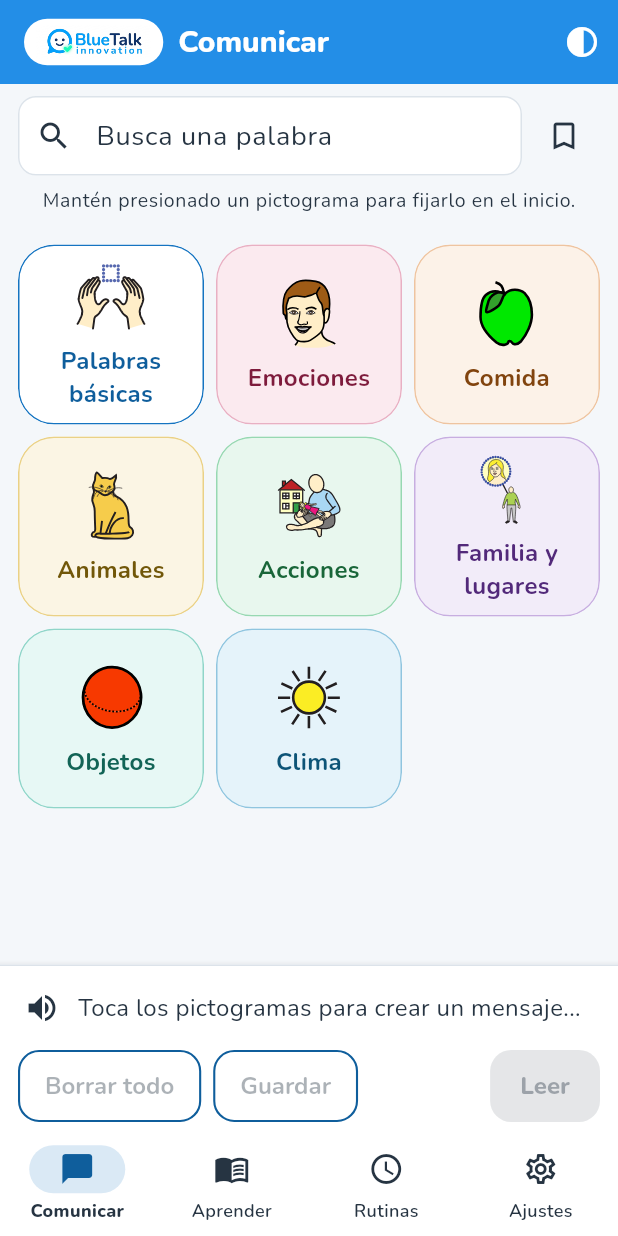
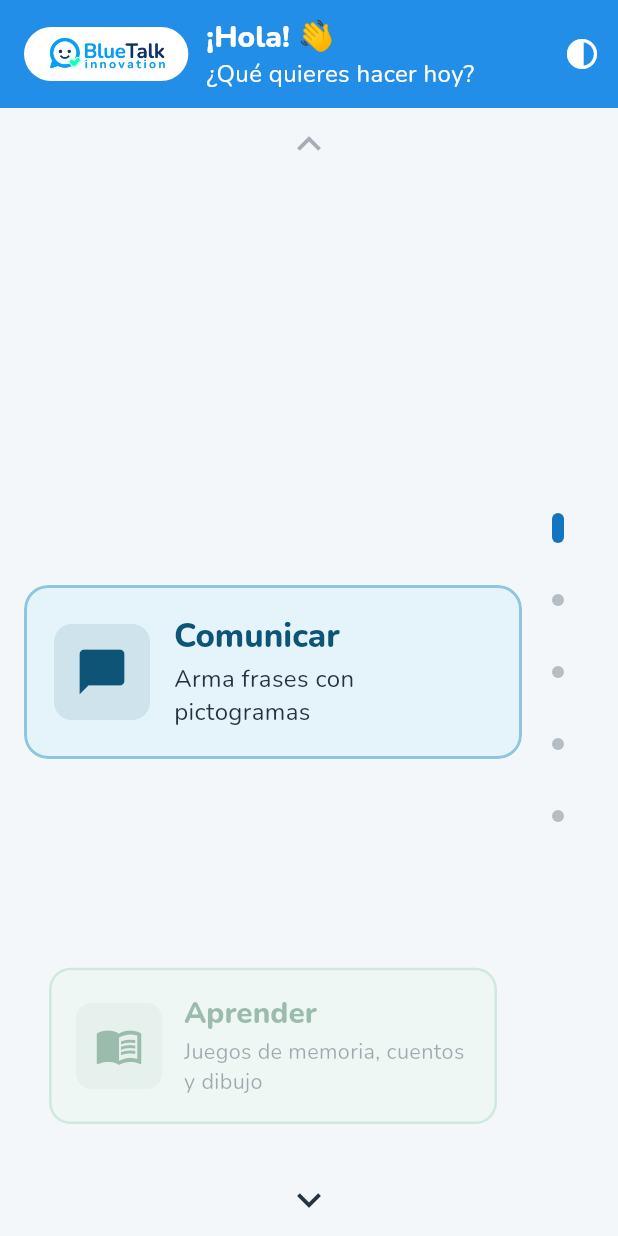
Before and after one commit to LimitCodev/BlueTalk, a Flutter app: the screen it shows after launch, after a tap on "Entrar sin apodo", on a phone screen of 412 x 824 dp. Run offline on Flutter 3.47's test engine with Material 3 defaults, Android fonts, the phone set to English and light mode, and no system bars; our stand-ins replace flutter_local_notifications, flutter_riverpod, flutter_secure_storage, flutter_svg, flutter_timezone, flutter_tts and 4 more; missing offline and left inert: cryptography; project files that could hold a hidden picture were left out.

Commit message:
FEAT: menu principal animado tras el nombre y Atras vuelve a el

```diff
--- a/lib/app/atras_shell.dart
+++ b/lib/app/atras_shell.dart
@@ -1,4 +1,4 @@
-import 'package:flutter/services.dart';
+import 'package:flutter/widgets.dart';
 import 'package:flutter_riverpod/flutter_riverpod.dart';
 import 'package:go_router/go_router.dart';
 
@@ -6,17 +6,22 @@ import '../features/comunicador/comunicador_controller.dart';
 import '../features/juegos/juegos_controller.dart';
 import '../features/rutinas/rutinas_controller.dart';
 
-/// Si el botón Atrás puede salir de la app desde Comunicar (fila 3 del
-/// plan 13 P1).
+/// Si el botón Atrás puede salir de la app desde el menú principal
+/// (plan 14 §2; antes, plan 13 P1 fila 3, desde Comunicar).
 ///
 /// `true` por defecto. El plan 12 (modo niño/kiosko) lo pondrá en `false`
 /// para que el niño no pueda salir de BlueTalk con el botón Atrás
 /// (plan 13 P1, gancho «saleConAtras»).
 final saleConAtrasProvider = Provider<bool>((ref) => true);
 
-/// Botón Atrás del shell (plan 13 P1): siempre se mueve a un sitio de la
-/// tabla del plan. El único punto de salida es el inicio de Comunicar.
-void manejarAtras(WidgetRef ref, StatefulNavigationShell shell) {
+/// Botón Atrás del shell (plan 14 §2): siempre se mueve a un sitio de la
+/// tabla del plan. Desde una sección vuelve al menú principal, que es el
+/// único punto de salida de la app.
+void manejarAtras(
+  BuildContext context,
+  WidgetRef ref,
+  StatefulNavigationShell shell,
+) {
   final index = shell.currentIndex;
   // Fila 1: dentro de un juego, el Atrás vuelve a la lista de Aprender
   // (y cierra la sesión de juego con su duración, plan 03 §6).
@@ -29,9 +34,9 @@ void manejarAtras(WidgetRef ref, StatefulNavigationShell shell) {
     ref.read(rutinasProvider.notifier).irAlInicio();
     return;
   }
-  // Fila 2: de Aprender, Rutinas o Ajustes, el Atrás va a Comunicar.
+  // De Aprender, Rutinas o Ajustes, el Atrás va al menú principal.
   if (index != 0) {
-    shell.goBranch(0);
+    context.go('/inicio');
     return;
   }
   // Una categoría o Mis mensajes son vistas internas: como el botón Volver.
@@ -40,8 +45,6 @@ void manejarAtras(WidgetRef ref, StatefulNavigationShell shell) {
     ref.read(comunicadorProvider.notifier).goHome();
     return;
   }
-  // Fila 3: en Comunicar el Atrás sale de la app… salvo en kiosko.
-  if (ref.read(saleConAtrasProvider)) {
-    SystemNavigator.pop();
-  }
+  // En el inicio de Comunicar, también al menú (plan 14 §2).
+  context.go('/inicio');
 }
--- a/lib/app/router.dart
+++ b/lib/app/router.dart
@@ -3,6 +3,7 @@ import 'package:flutter_riverpod/flutter_riverpod.dart';
 import 'package:go_router/go_router.dart';
 
 import '../core/theme/calm_mode.dart';
+import '../features/inicio/inicio_screen.dart';
 import '../features/onboarding/onboarding_screen.dart';
 import '../features/onboarding/profile_controller.dart';
 import '../features/padre/padre_screen.dart';
@@ -28,16 +29,21 @@ final routerProvider = Provider<GoRouter>((ref) {
     return MaterialPage<Object?>(child: child);
   }
 
-  // Si ya hay perfil guardado, arranca directo en el home (sin onboarding).
+  // Si ya hay perfil guardado, arranca directo en el menú (sin onboarding).
   final hasProfile = ref.read(profileProvider) != null;
 
   return GoRouter(
-    initialLocation: hasProfile ? '/home/comunicar' : '/onboarding',
+    initialLocation: hasProfile ? '/inicio' : '/onboarding',
     routes: [
       GoRoute(
         path: '/onboarding',
         pageBuilder: (context, state) =>
             page(context, state, const OnboardingScreen()),
+      ),
+      GoRoute(
+        path: '/inicio',
+        pageBuilder: (context, state) =>
+            page(context, state, const InicioScreen()),
       ),
       StatefulShellRoute.indexedStack(
         builder: (context, state, shell) => AppShell(shell: shell),
--- a/lib/app/shell.dart
+++ b/lib/app/shell.dart
@@ -11,8 +11,8 @@ import 'atras_shell.dart';
 ///
 /// Centraliza el botón Atrás (plan 13 P1): dentro de la app el Atrás
 /// siempre se mueve a un sitio de la tabla del plan, nunca se queda quieto
-/// ni mata la app donde no toca. El único punto de salida es Comunicar
-/// (con el gancho `saleConAtrasProvider` para el kiosko del plan 12).
+/// ni mata la app donde no toca. El único punto de salida es el menú
+/// principal (con el gancho `saleConAtrasProvider` del kiosko, plan 12).
 class AppShell extends ConsumerWidget {
   const AppShell({super.key, required this.shell});
 
@@ -41,10 +41,16 @@ class AppShell extends ConsumerWidget {
     return PopScope(
       canPop: false,
       onPopInvokedWithResult: (didPop, result) {
-        if (!didPop) manejarAtras(ref, shell);
+        if (!didPop) manejarAtras(context, ref, shell);
       },
       child: Scaffold(
         appBar: AppBar(
+          // Vuelve al menú principal (plan 14A §A3).
+          leading: IconButton(
+            icon: const Icon(Icons.home_outlined),
+            tooltip: 'Inicio',
+            onPressed: () => context.go('/inicio'),
+          ),
           title: Row(
             mainAxisSize: MainAxisSize.min,
             children: [
--- /dev/null
+++ b/lib/features/inicio/inicio_lista.dart
@@ -0,0 +1,28 @@
+import 'package:flutter/material.dart';
+import 'package:go_router/go_router.dart';
+
+import 'menu_opciones.dart';
+import 'menu_tarjeta.dart';
+
+/// Menú como lista simple: con TalkBack (plan 14A §A2) cada botón se
+/// recorre en orden sin carrusel.
+class InicioLista extends StatelessWidget {
+  const InicioLista({super.key});
+
+  @override
+  Widget build(BuildContext context) {
+    return ListView(
+      padding: const EdgeInsets.all(16),
+      children: [
+        for (final opcion in MenuOpcion.values)
+          Padding(
+            padding: const EdgeInsets.only(bottom: 12),
+            child: MenuTarjeta(
+              opcion: opcion,
+              onTap: () => context.go(opcion.ruta),
+            ),
+          ),
+      ],
+    );
+  }
+}
--- /dev/null
+++ b/lib/features/inicio/inicio_screen.dart
@@ -0,0 +1,85 @@
+import 'package:flutter/material.dart';
+import 'package:flutter/services.dart';
+import 'package:flutter_riverpod/flutter_riverpod.dart';
+
+import '../../app/atras_shell.dart';
+import '../../core/theme/app_colors.dart';
+import '../../core/theme/calm_mode.dart';
+import '../../core/widgets/logo_bluetalk.dart';
+import '../onboarding/profile_controller.dart';
+import 'inicio_lista.dart';
+import 'menu_carrusel.dart';
+
+/// Menú principal tras el nombre (plan 14A), como `/menu` de la web:
+/// saludo y botones grandes que llevan a cada sección.
+class InicioScreen extends ConsumerWidget {
+  const InicioScreen({super.key});
+
+  @override
+  Widget build(BuildContext context, WidgetRef ref) {
+    final apodo = ref.watch(profileProvider)?.nickname.trim() ?? '';
+    final calm = ref.watch(calmModeProvider);
+    final texto = Theme.of(context).textTheme;
+    return PopScope(
+      canPop: false,
+      // El menú es el único punto de salida de la app (plan 14 §2),
+      // salvo con el kiosko del plan 12.
+      onPopInvokedWithResult: (didPop, _) {
+        if (!didPop && ref.read(saleConAtrasProvider)) {
+          SystemNavigator.pop();
+        }
+      },
+      child: Scaffold(
+        // Sin campos de texto: el teclado no debe encoger el carrusel.
+        resizeToAvoidBottomInset: false,
+        appBar: AppBar(
+          toolbarHeight: 72,
+          title: Row(
+            children: [
+              const LogoBluetalkWordmark(height: 28, pill: true),
+              const SizedBox(width: 12),
+              Expanded(
+                child: Column(
+                  crossAxisAlignment: CrossAxisAlignment.start,
+                  children: [
+                    Text(
+                      apodo.isEmpty ? '¡Hola! 👋' : '¡Hola, $apodo! 👋',
+                      maxLines: 1,
+                      overflow: TextOverflow.ellipsis,
+                    ),
+                    Text(
+                      '¿Qué quieres hacer hoy?',
+                      style: texto.bodyMedium?.copyWith(
+                        color: context.colores.onHeader,
+                      ),
+                    ),
+                  ],
+                ),
+              ),
+            ],
+          ),
+          actions: [
+            IconButton(
+              icon: const Icon(Icons.contrast),
+              tooltip: 'Modo calma',
+              onPressed: () => ref.read(calmModeProvider.notifier).set(!calm),
+            ),
+          ],
+        ),
+        body: SafeArea(
+          child: Center(
+            child: ConstrainedBox(
+              constraints: const BoxConstraints(maxWidth: 480),
+              child: MediaQuery.accessibleNavigationOf(context)
+                  ? const InicioLista()
+                  : const Padding(
+                      padding: EdgeInsets.symmetric(horizontal: 16),
+                      child: MenuCarrusel(),
+                    ),
+            ),
+          ),
+        ),
+      ),
+    );
+  }
+}
--- /dev/null
+++ b/lib/features/inicio/menu_carrusel.dart
@@ -0,0 +1,93 @@
+import 'package:flutter/material.dart';
+import 'package:flutter_riverpod/flutter_riverpod.dart';
+import 'package:go_router/go_router.dart';
+
+import 'menu_centrado.dart';
+import 'menu_entrada.dart';
+import 'menu_indicadores.dart';
+import 'menu_opciones.dart';
+import 'menu_tarjeta.dart';
+
+/// Carrusel vertical del menú (plan 14A §A2): la tarjeta del centro a
+/// tamaño completo y las vecinas más pequeñas y tenues, siguiendo al dedo.
+class MenuCarrusel extends ConsumerStatefulWidget {
+  const MenuCarrusel({super.key});
+
+  @override
+  ConsumerState<MenuCarrusel> createState() => _MenuCarruselState();
+}
+
+class _MenuCarruselState extends ConsumerState<MenuCarrusel> {
+  final _pagina = PageController(viewportFraction: 0.38);
+
+  @override
+  void dispose() {
+    _pagina.dispose();
+    super.dispose();
+  }
+
+  void _moverA(int indice) {
+    if (!_pagina.hasClients) return;
+    if (MediaQuery.disableAnimationsOf(context)) {
+      _pagina.jumpToPage(indice);
+    } else {
+      _pagina.animateToPage(
+        indice,
+        duration: const Duration(milliseconds: 300),
+        curve: Curves.easeOut,
+      );
+    }
+  }
+
+  double _posicion() => _pagina.hasClients && _pagina.position.haveDimensions
+      ? _pagina.page ?? 0
+      : ref.read(menuCentradoProvider).toDouble();
+
+  @override
+  Widget build(BuildContext context) {
+    // La guía (o las flechas) piden un centro: el carrusel se desliza ahí.
+    ref.listen(menuCentradoProvider, (_, indice) {
+      if (_pagina.hasClients && _pagina.page?.round() != indice) {
+        _moverA(indice);
+      }
+    });
+    final centro = ref.watch(menuCentradoProvider);
+    final opciones = MenuOpcion.values;
+    return MenuIndicadores(
+      actual: centro,
+      onIr: ref.read(menuCentradoProvider.notifier).ir,
+      child: PageView.builder(
+        controller: _pagina,
+        scrollDirection: Axis.vertical,
+        itemCount: opciones.length,
+        onPageChanged: ref.read(menuCentradoProvider.notifier).ir,
+        itemBuilder: (context, i) => AnimatedBuilder(
+          animation: _pagina,
+          // Pantallas bajas (horizontal, teclado): la tarjeta se encoge
+          // entera en vez de desbordar.
+          builder: (context, _) => LayoutBuilder(
+            builder: (context, caja) => FittedBox(
+              fit: BoxFit.scaleDown,
+              child: SizedBox(
+                width: caja.maxWidth,
+                child: Padding(
+                  padding: const EdgeInsets.symmetric(vertical: 6),
+                  child: MenuEntrada(
+                    orden: i,
+                    child: MenuTarjeta(
+                      opcion: opciones[i],
+                      distancia: (_posicion() - i).abs(),
+                      onTap: () => i == ref.read(menuCentradoProvider)
+                          ? context.go(opciones[i].ruta)
+                          : ref.read(menuCentradoProvider.notifier).ir(i),
+                    ),
+                  ),
+                ),
+              ),
+            ),
+          ),
+        ),
+      ),
+    );
+  }
+}
--- /dev/null
+++ b/lib/features/inicio/menu_centrado.dart
@@ -0,0 +1,21 @@
+import 'package:flutter_riverpod/flutter_riverpod.dart';
+
+import 'menu_opciones.dart';
+
+/// Botón del menú que está (o debe quedar) en el centro del carrusel.
+///
+/// Lo cambia el dedo y también la guía de la mascota (plan 14B), que
+/// centra la tarjeta que explica. Se reinicia al salir del menú: el menú
+/// siempre empieza en Comunicar (plan 14A §2, orden fijo).
+class MenuCentrado extends Notifier<int> {
+  @override
+  int build() => 0;
+
+  void centrar(MenuOpcion opcion) => ir(opcion.index);
+
+  void ir(int indice) => state = indice.clamp(0, MenuOpcion.values.length - 1);
+}
+
+final menuCentradoProvider = NotifierProvider.autoDispose<MenuCentrado, int>(
+  MenuCentrado.new,
+);
--- /dev/null
+++ b/lib/features/inicio/menu_entrada.dart
@@ -0,0 +1,28 @@
+import 'package:flutter/material.dart';
+
+/// Entrada escalonada de las tarjetas al abrir el menú (plan 14A §A2.2).
+/// Con el modo calma o «Quitar animaciones», aparecen ya en su sitio.
+class MenuEntrada extends StatelessWidget {
+  const MenuEntrada({super.key, required this.orden, required this.child});
+
+  final int orden;
+  final Widget child;
+
+  @override
+  Widget build(BuildContext context) {
+    if (MediaQuery.disableAnimationsOf(context)) return child;
+    return TweenAnimationBuilder<double>(
+      tween: Tween(begin: 0, end: 1),
+      duration: Duration(milliseconds: 350 + 60 * orden),
+      curve: Curves.easeOutBack,
+      child: child,
+      builder: (context, v, child) => Opacity(
+        opacity: v.clamp(0.0, 1.0),
+        child: Transform.translate(
+          offset: Offset(0, 40 * (1 - v)),
+          child: child,
+        ),
+      ),
+    );
+  }
+}
--- /dev/null
+++ b/lib/features/inicio/menu_indicadores.dart
@@ -0,0 +1,80 @@
+import 'package:flutter/material.dart';
+
+import 'menu_opciones.dart';
+
+/// Flechas ▲ ▼ y puntos del carrusel, cada uno con 48 dp de objetivo.
+class MenuIndicadores extends StatelessWidget {
+  const MenuIndicadores({
+    super.key,
+    required this.actual,
+    required this.onIr,
+    required this.child,
+  });
+
+  final int actual;
+  final ValueChanged<int> onIr;
+  final Widget child;
+
+  @override
+  Widget build(BuildContext context) {
+    final total = MenuOpcion.values.length;
+    final color = Theme.of(context).colorScheme;
+    return Column(
+      children: [
+        IconButton(
+          tooltip: 'Anterior',
+          icon: const Icon(Icons.keyboard_arrow_up, size: 32),
+          onPressed: actual > 0 ? () => onIr(actual - 1) : null,
+        ),
+        Expanded(
+          child: Row(
+            children: [
+              Expanded(child: child),
+              Column(
+                mainAxisAlignment: MainAxisAlignment.center,
+                children: [
+                  for (var i = 0; i < total; i++)
+                    Semantics(
+                      button: true,
+                      label:
+                          'Ir a ${MenuOpcion.values[i].titulo}, '
+                          '${i + 1} de $total',
+                      excludeSemantics: true,
+                      child: InkResponse(
+                        onTap: () => onIr(i),
+                        radius: 24,
+                        child: SizedBox(
+                          width: 48,
+                          height: 48,
+                          child: Center(
+                            child: AnimatedContainer(
+                              duration: MediaQuery.disableAnimationsOf(context)
+                                  ? Duration.zero
+                                  : const Duration(milliseconds: 200),
+                              width: 8,
+                              height: i == actual ? 20 : 8,
+                              decoration: BoxDecoration(
+                                color: i == actual
+                                    ? color.primary
+                                    : color.onSurface.withValues(alpha: 0.3),
+                                borderRadius: BorderRadius.circular(4),
+                              ),
+                            ),
+                          ),
+                        ),
+                      ),
+                    ),
+                ],
+              ),
+            ],
+          ),
+        ),
+        IconButton(
+          tooltip: 'Siguiente',
+          icon: const Icon(Icons.keyboard_arrow_down, size: 32),
+          onPressed: actual < total - 1 ? () => onIr(actual + 1) : null,
+        ),
+      ],
+    );
+  }
+}
--- /dev/null
+++ b/lib/features/inicio/menu_opciones.dart
@@ -0,0 +1,56 @@
+import 'package:flutter/material.dart';
+
+/// Botones del menú principal (plan 14A §2). Orden fijo: nunca se reordena.
+enum MenuOpcion {
+  comunicar(
+    titulo: 'Comunicar',
+    descripcion: 'Arma frases con pictogramas',
+    icono: Icons.chat_bubble,
+    categoria: 'clima',
+    ruta: '/home/comunicar',
+  ),
+  aprender(
+    titulo: 'Aprender',
+    descripcion: 'Juegos de memoria, cuentos y dibujo',
+    icono: Icons.menu_book,
+    categoria: 'acciones',
+    ruta: '/home/aprender',
+  ),
+  rutinas(
+    titulo: 'Rutinas',
+    descripcion: 'Mi horario y primero y luego',
+    icono: Icons.schedule,
+    categoria: 'lugares',
+    ruta: '/home/rutinas',
+  ),
+  ajustes(
+    titulo: 'Ajustes',
+    descripcion: 'Voz, colores y modo calma',
+    icono: Icons.settings,
+    categoria: 'objetos',
+    ruta: '/home/ajustes',
+  ),
+  padre(
+    titulo: 'Modo padre',
+    descripcion: 'Solo para adultos, con código',
+    icono: Icons.lock,
+    categoria: 'comida',
+    ruta: '/padre',
+  );
+
+  const MenuOpcion({
+    required this.titulo,
+    required this.descripcion,
+    required this.icono,
+    required this.categoria,
+    required this.ruta,
+  });
+
+  final String titulo;
+  final String descripcion;
+  final IconData icono;
+
+  /// Clave de `coloresCategorias`: AA garantizado en las 7 paletas.
+  final String categoria;
+  final String ruta;
+}
--- /dev/null
+++ b/lib/features/inicio/menu_tarjeta.dart
@@ -0,0 +1,86 @@
+import 'package:flutter/material.dart';
+
+import '../../core/theme/app_colors.dart';
+import 'menu_opciones.dart';
+
+/// Tarjeta del menú principal, como la de `/menu` de la web.
+///
+/// [distancia] va de 0 (centrada) a 1 (vecina): encoge y se atenúa
+/// mientras el dedo desliza el carrusel.
+class MenuTarjeta extends StatelessWidget {
+  const MenuTarjeta({
+    super.key,
+    required this.opcion,
+    required this.onTap,
+    this.distancia = 0,
+  });
+
+  final MenuOpcion opcion;
+  final VoidCallback onTap;
+  final double distancia;
+
+  @override
+  Widget build(BuildContext context) {
+    final paleta = context.colores;
+    final cat = coloresCategorias[opcion.categoria]!;
+    final tinta = cat.texto(paleta);
+    final t = distancia.clamp(0.0, 1.0);
+    final texto = Theme.of(context).textTheme;
+    return Transform.scale(
+      scale: 1 - 0.1 * t,
+      child: Opacity(
+        opacity: 1 - 0.6 * t,
+        child: Semantics(
+          button: true,
+          label: '${opcion.titulo}. ${opcion.descripcion}',
+          excludeSemantics: true,
+          child: Material(
+            color: cat.relleno(paleta),
+            shape: RoundedRectangleBorder(
+              borderRadius: BorderRadius.circular(16),
+              side: BorderSide(color: cat.bordeSobre(paleta), width: 2),
+            ),
+            clipBehavior: Clip.antiAlias,
+            child: InkWell(
+              onTap: onTap,
+              child: Padding(
+                padding: const EdgeInsets.all(20),
+                child: Row(
+                  children: [
+                    Container(
+                      width: 64,
+                      height: 64,
+                      decoration: BoxDecoration(
+                        color: tinta.withValues(alpha: 0.10),
+                        borderRadius: BorderRadius.circular(12),
+                      ),
+                      child: Icon(opcion.icono, size: 36, color: tinta),
+                    ),
+                    const SizedBox(width: 16),
+                    Expanded(
+                      child: Column(
+                        mainAxisSize: MainAxisSize.min,
+                        crossAxisAlignment: CrossAxisAlignment.start,
+                        children: [
+                          Text(
+                            opcion.titulo,
+                            style: texto.titleLarge?.copyWith(
+                              fontWeight: FontWeight.w800,
+                              color: tinta,
+                            ),
+                          ),
+                          const SizedBox(height: 4),
+                          Text(opcion.descripcion, style: texto.bodyMedium),
+                        ],
+                      ),
+                    ),
+                  ],
+                ),
+              ),
+            ),
+          ),
+        ),
+      ),
+    );
+  }
+}
--- a/lib/features/onboarding/onboarding_screen.dart
+++ b/lib/features/onboarding/onboarding_screen.dart
@@ -38,7 +38,7 @@ class _OnboardingScreenState extends ConsumerState<OnboardingScreen> {
           .read(profileProvider.notifier)
           .create(_nicknameController.text);
       if (!mounted) return;
-      context.go('/home/comunicar');
+      context.go('/inicio');
     } catch (_) {
       if (!mounted) return;
       setState(() => _saving = false);
--- a/lib/features/padre/padre_screen.dart
+++ b/lib/features/padre/padre_screen.dart
@@ -90,7 +90,7 @@ class _PadreScreenState extends ConsumerState<PadreScreen>
       onSalir();
       return;
     }
-    GoRouter.maybeOf(context)?.go('/home/ajustes');
+    GoRouter.maybeOf(context)?.go('/inicio');
   }
 
   @override
@@ -108,8 +108,8 @@ class _PadreScreenState extends ConsumerState<PadreScreen>
     // Atrás nunca mata el modo padre. Con una subpantalla empujada (p. ej.
     // recuperación del PIN) la cierra Navigator; desde una pestaña que no
     // es el panel se vuelve al panel; y desde el panel (o el gate) el
-    // Atrás sale a Ajustes con la misma lógica del botón «Salir del modo
-    // padre». Si la legal aún no se aceptó, se sale siempre.
+    // Atrás sale como «Salir del modo padre», al menú (plan 14 §2).
+    // Si la legal aún no se aceptó, se sale siempre.
     return PopScope(
       canPop: false,
       onPopInvokedWithResult: (didPop, _) {
```
Also changed, not shown: 3 other files.
